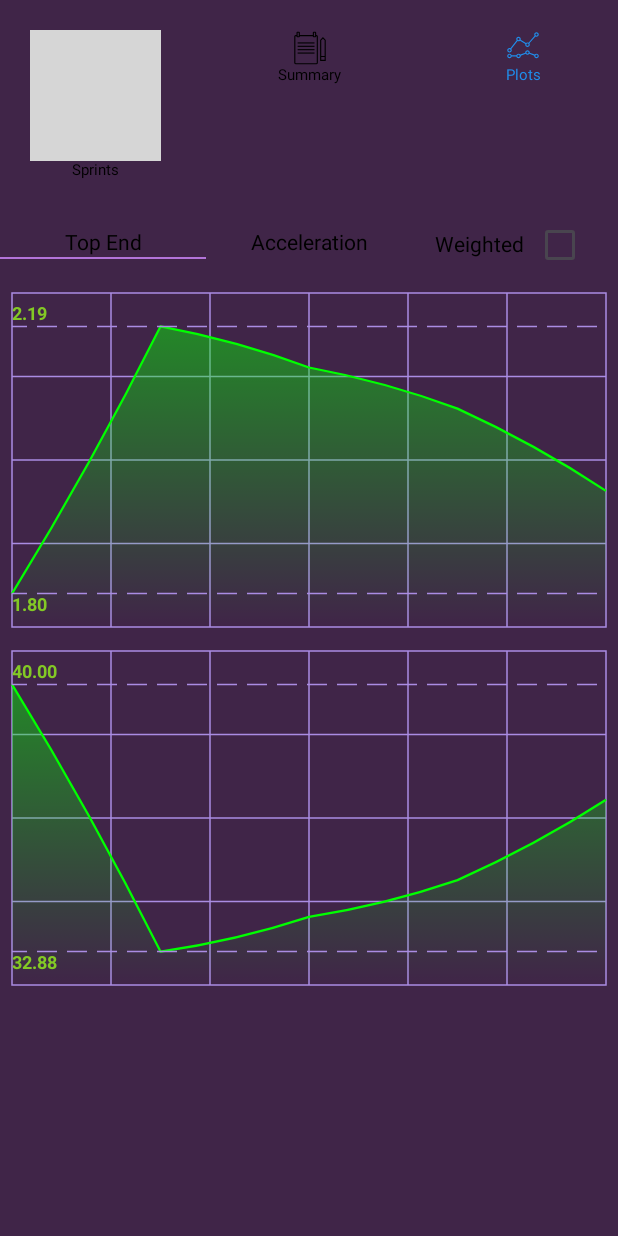
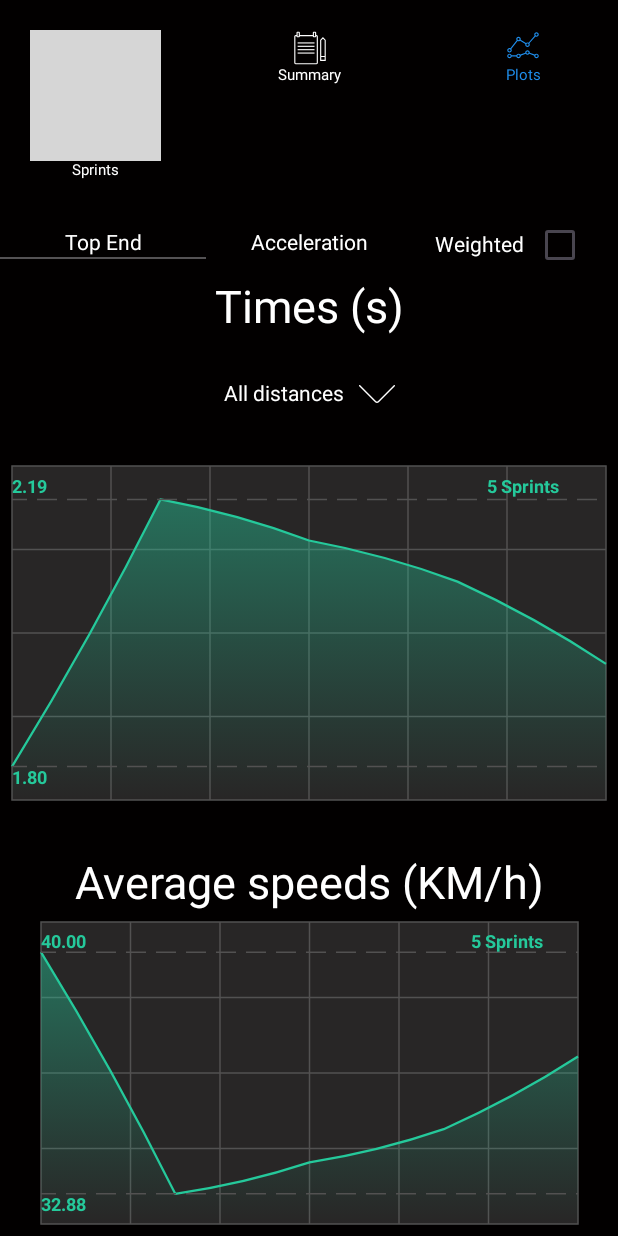
Before and after one commit to FIRMach16/Laser-Gates-project, an Android app built with Jetpack Compose: the PlotsScreen screen opened through its navigation route, on a phone screen of 412 x 824 dp. Run offline under Robolectric (Android 15) with nearby library versions, the phone set to English and light mode, and no system bars; our stand-ins replace Room's generated code; grey boxes are pictures that could not be loaded.

Commit message:
Sprint9 complete App main functionalities complete movig to pcb

```diff
--- a/Task3/AndroidApp/app/src/main/java/com/example/speedray/data/PlotsViewModel.kt
+++ b/Task3/AndroidApp/app/src/main/java/com/example/speedray/data/PlotsViewModel.kt
@@ -2,6 +2,7 @@ package com.example.speedray.data
 
 import androidx.lifecycle.ViewModel
 import androidx.lifecycle.viewModelScope
+import androidx.lifecycle.viewmodel.compose.viewModel
 import com.example.speedray.ui.GlobalPlotChoice
 import kotlinx.coroutines.Dispatchers
 import kotlinx.coroutines.flow.MutableStateFlow
@@ -12,9 +13,13 @@ class PlotsViewModel(sprintDatabase: SprintDatabase): ViewModel() {
     private var _listOfTimes = MutableStateFlow(emptyList<Float>())
     private var _listOfAverageSpeed = MutableStateFlow(emptyList<Float>())
 
+    private var listOfPlottedData = emptyList<Sprint>()
+
+    private var _listOfShowcasedDistances = MutableStateFlow(emptyList<Int>())
 
     var listOfTimes = _listOfTimes.asStateFlow()
     var listOfAverageSpeed = _listOfAverageSpeed.asStateFlow()
+    var listOfShowcasedDistances = _listOfShowcasedDistances.asStateFlow()
 
     private val repository: SprintRepository
     init {
@@ -23,18 +28,20 @@ class PlotsViewModel(sprintDatabase: SprintDatabase): ViewModel() {
     }
     fun onPlotsLoaded(plotChoice: GlobalPlotChoice,weighted: Boolean){
         viewModelScope.launch(Dispatchers.IO) {
-
+            loadDistances(plotChoice,weighted)
             when(plotChoice){
                 GlobalPlotChoice.TOP_END -> {
                     val listOfSprints = repository.chooseWeightedOrNotTopEnds(weighted)
                     val times = mutableListOf<Float>()
                     val avgSpeeds = mutableListOf<Float>()
                     listOfSprints.forEach { sprint ->
+
                         times.add(sprint.time)
                         avgSpeeds.add((sprint.distanceBetweenGates/sprint.time)*3.6f)
                     }
                     _listOfAverageSpeed.value = avgSpeeds
                     _listOfTimes.value=times
+                    listOfPlottedData = listOfSprints
                 }
                 GlobalPlotChoice.ACCELERATION -> {
                     val listOfSprints = repository.chooseWeightedOrNotAccelerations(weighted)
@@ -42,10 +49,11 @@ class PlotsViewModel(sprintDatabase: SprintDatabase): ViewModel() {
                     val avgSpeeds = mutableListOf<Float>()
                     listOfSprints.forEach { sprint ->
                         times.add(sprint.time)
-                        avgSpeeds.add(sprint.distanceBetweenGates/sprint.time)
+                        avgSpeeds.add(sprint.distanceBetweenGates/sprint.time*3.6f)
                     }
                     _listOfAverageSpeed.value = avgSpeeds
                     _listOfTimes.value=times
+                    listOfPlottedData = listOfSprints
                 }
             }
 
@@ -53,5 +61,35 @@ class PlotsViewModel(sprintDatabase: SprintDatabase): ViewModel() {
 
         }
     }
+    fun changeShowcasedData(distance:Int){
+        val times = mutableListOf<Float>()
+        listOfPlottedData.forEach { sprint ->
+            if (sprint.distanceBetweenGates==distance){
+                times.add(sprint.time)
+            }
+        }
+        _listOfTimes.value = times
+    }
+
+    fun loadDistances(plotChoice: GlobalPlotChoice,weighted: Boolean){
+        viewModelScope.launch(Dispatchers.IO){
+
+            when(plotChoice){
+
+                GlobalPlotChoice.ACCELERATION -> {
+
+                    _listOfShowcasedDistances.value = repository.getDistancesOfAccelerations(weighted)
+                }
+                GlobalPlotChoice.TOP_END -> {
+                    _listOfShowcasedDistances.value = repository.getDistancesOfTopEnds(weighted)
+                }
+
+            }
+        }
+
+
+    }
+
+
 
 }
--- a/Task3/AndroidApp/app/src/main/java/com/example/speedray/data/SprintDao.kt
+++ b/Task3/AndroidApp/app/src/main/java/com/example/speedray/data/SprintDao.kt
@@ -63,6 +63,12 @@ interface SprintDao {
     @Query("SELECT * FROM sprints_table WHERE distanceOfBuildUp=0 AND weighted=:weighted ORDER BY dateOfSprint ASC")
     fun chooseWeightedOrNotAccelerations(weighted: Boolean): List<Sprint>
 
+    @Query("SELECT DISTINCT distanceBetweenGates FROM sprints_table WHERE distanceOfBuildUp>0 AND weighted=:weighted")
+    fun getDistancesOfTopEnds(weighted: Boolean): List<Int>
+
+
+    @Query("SELECT DISTINCT distanceBetweenGates FROM sprints_table WHERE distanceOfBuildUp=0 AND weighted=:weighted")
+    fun getDistancesOfAccelerations(weighted: Boolean): List<Int>
 
 
 }
--- a/Task3/AndroidApp/app/src/main/java/com/example/speedray/data/SprintRepository.kt
+++ b/Task3/AndroidApp/app/src/main/java/com/example/speedray/data/SprintRepository.kt
@@ -74,6 +74,13 @@ class SprintRepository(private  val sprintDao : SprintDao){
        return sprintDao.chooseWeightedOrNotTopEnds(weighted)
     }
 
+    fun getDistancesOfTopEnds(weighted: Boolean): List<Int>{
+        return sprintDao.getDistancesOfTopEnds(weighted)
+    }
+
+    fun getDistancesOfAccelerations(weighted: Boolean): List<Int>{
+        return sprintDao.getDistancesOfAccelerations(weighted)
+    }
 
 
 
--- a/Task3/AndroidApp/app/src/main/java/com/example/speedray/ui/Navigation.kt
+++ b/Task3/AndroidApp/app/src/main/java/com/example/speedray/ui/Navigation.kt
@@ -75,7 +75,9 @@ fun NavigationBar(
     isPlotsClickable:Boolean = false,
     toSprintsTransition : ()-> Unit = {},
     toSummaryTransition : ()->Unit = {},
-    toPlotsTransition: () -> Unit= {}
+    toPlotsTransition: () -> Unit= {},
+    defaultColor: Color =Color(0xFF000000),
+    activatedColor: Color = Color(0xFF1F8EEC)
 ){
     val borderWidth = 0.dp
     val textSize = 10.sp
@@ -86,8 +88,8 @@ fun NavigationBar(
             contentAlignment = Alignment.Center){
             Column(horizontalAlignment = Alignment.CenterHorizontally) {
                 val iconColor = when(isSprintsClickable){
-                    true-> Color(0xFF000000)
-                    false-> Color(0xFF1F8EEC)
+                    true-> defaultColor
+                    false-> activatedColor
                 }
                 Icon(
                     painter = painterResource(R.drawable.ic_sprints_list),
@@ -103,8 +105,8 @@ fun NavigationBar(
             .weight(0.3f),
             contentAlignment = Alignment.Center){
             val iconColor = when(isSummaryClickable){
-                true-> Color(0xFF000000)
-                false-> Color(0xFF1F8EEC)
+                true-> defaultColor
+                false-> activatedColor
             }
             Column(horizontalAlignment = Alignment.CenterHorizontally) {
             Icon(
@@ -121,8 +123,8 @@ fun NavigationBar(
             .weight(0.3f),
             contentAlignment = Alignment.Center){
             val iconColor = when(isPlotsClickable){
-                true-> Color(0xFF000000)
-                false-> Color(0xFF1F8EEC)
+                true-> defaultColor
+                false-> activatedColor
             }
             Column(horizontalAlignment = Alignment.CenterHorizontally) {
             Icon(
--- a/Task3/AndroidApp/app/src/main/java/com/example/speedray/ui/PlotsUi.kt
+++ b/Task3/AndroidApp/app/src/main/java/com/example/speedray/ui/PlotsUi.kt
@@ -14,7 +14,12 @@ import androidx.compose.foundation.layout.fillMaxSize
 import androidx.compose.foundation.layout.fillMaxWidth
 import androidx.compose.foundation.layout.height
 import androidx.compose.foundation.layout.padding
+import androidx.compose.foundation.layout.width
 import androidx.compose.material3.Checkbox
+import androidx.compose.material3.DropdownMenu
+import androidx.compose.material3.DropdownMenuItem
+import androidx.compose.material3.Icon
+import androidx.compose.material3.IconButton
 import androidx.compose.material3.Text
 import androidx.compose.runtime.Composable
 import androidx.compose.runtime.MutableState
@@ -33,6 +38,7 @@ import androidx.compose.ui.graphics.Path
 import androidx.compose.ui.graphics.PathEffect
 import androidx.compose.ui.graphics.drawscope.Fill
 import androidx.compose.ui.graphics.drawscope.Stroke
+import androidx.compose.ui.res.painterResource
 
 import androidx.compose.ui.text.TextStyle
 import androidx.compose.ui.text.drawText
@@ -44,6 +50,7 @@ import androidx.compose.ui.tooling.preview.Preview
 import androidx.compose.ui.unit.dp
 import androidx.compose.ui.unit.sp
 import androidx.navigation.NavHostController
+import com.example.speedray.R
 import com.example.speedray.data.PlotsViewModel
 import java.util.Locale
 import kotlin.math.pow
@@ -52,23 +59,29 @@ import kotlin.random.Random
 enum class GlobalPlotChoice{
     TOP_END,ACCELERATION
 }
-val backgroundColor = Color(0xFF402548)
-val barColor = Color(0xFFAA8CE3)
+val backgroundColor = Color(0xFF020000)
+val textColor = Color(0xFFFFFFFF)
+val deactivatedTextColor =Color(0xFF484545)
+val barColor = Color(0xFF525151)
 
-val indicatorsColor = Color(0xFF83C925)
+val indicatorsColor = Color(0xFF25C99B)
+val plotColor =  Color(0xFF25C99B)
 
-val selectedChoiceBarColor = Color(0xFFB374D9)
+val selectedChoiceBarColor = Color(0xFF545254)
+val canvasColor =  Color(0xFF282626)
 @Composable
 fun PlotsScreen(navHostController: NavHostController,plotsViewModel: PlotsViewModel){
 
     val avgSpeeds by plotsViewModel.listOfAverageSpeed.collectAsState()
     val times by plotsViewModel.listOfTimes.collectAsState()
+    val distances by plotsViewModel.listOfShowcasedDistances.collectAsState()
     PlotsLayout(
 
         toSummaryTransition = { navHostController.navigate("Summary") },
         toSprintsTransition = { navHostController.navigate("SprintsList") },
-        avgSpeeds = avgSpeeds, times = times,
-        changePlottedData = {plotChoice,weighted -> plotsViewModel.onPlotsLoaded(plotChoice,weighted)}
+        avgSpeeds = avgSpeeds, times = times, distances = distances,
+        changePlottedData = {plotChoice,weighted -> plotsViewModel.onPlotsLoaded(plotChoice,weighted)},
+        changeShowcasedData = {distanceChosen-> plotsViewModel.changeShowcasedData(distanceChosen)}
     )
 
 }
@@ -79,9 +92,10 @@ fun PlotsLayout(
     toSummaryTransition:()-> Unit={},
     avgSpeeds: List<Float> =emptyList(),
     times:List<Float> =emptyList(),
-    changePlottedData: (GlobalPlotChoice, Boolean)-> Unit= {a,b ->} //this is a substitute for the do nothing
+    distances: List<Int> =emptyList(),
+    changePlottedData: (GlobalPlotChoice, Boolean)-> Unit= {a,b ->}, //this is a substitute for the do nothing
     // function in SprintUi (will change it when refactoring) TODO: Refactor SprintUi (the doNothingFunc Should go)
-
+    changeShowcasedData: (Int) ->Unit = {a ->}
 ){
     Column(modifier = Modifier.background(backgroundColor).fillMaxSize(), verticalArrangement = Arrangement.Top) {
         NavigationBar(
@@ -90,9 +104,14 @@ fun PlotsLayout(
             isPlotsClickable = false,
             toPlotsTransition = {},
             toSprintsTransition = toSprintsTransition,
-            toSummaryTransition = toSummaryTransition
+            toSummaryTransition = toSummaryTransition,
+            defaultColor = textColor
         )
-        Plots(times, avgSpeeds,changePlottedData)
+        Plots(times
+            , avgSpeeds,
+            distances,
+            changePlottedData,
+            changeShowcasedData)
     }
 }
 
@@ -100,17 +119,30 @@ fun PlotsLayout(
 fun Plots(
           times: List<Float> = emptyList(),
           avgSpeeds: List<Float> = emptyList(),
-          changePlottedData: (GlobalPlotChoice, Boolean) -> Unit ={a,b->}
+          distances: List<Int> =emptyList(),
+          changePlottedData: (GlobalPlotChoice, Boolean) -> Unit ={a,b->},
+          changeShowcasedData: (Int) -> Unit ={a->}
 ){
 
 
-    Column() {
+    Column(modifier = Modifier.fillMaxSize(),
+        horizontalAlignment = Alignment.CenterHorizontally) {
         //TopEnd , Acceleration and weighted selector
         GlobalFilter(changePlottedData)
         //Time Plot
-        ChartPlot(numberOfElements = times.size, valuesToDraw = times)
+        Text("Times (s)",
+            fontSize = 30.sp,
+            color = textColor,
+            textAlign = TextAlign.Center)
+        DistanceChooser(distances,changeShowcasedData)
+        ChartPlot( valuesToDraw = times)
+        Spacer(Modifier.height(30.dp))
         //avgSpeed
-        ChartPlot(numberOfElements = avgSpeeds.size, valuesToDraw = avgSpeeds)
+        Text("Average speeds (KM/h)",
+            fontSize = 30.sp,
+            color = textColor,
+            textAlign = TextAlign.Center)
+        ChartPlot( valuesToDraw = avgSpeeds)
 
     }
 }
@@ -148,7 +180,7 @@ fun GlobalFilter(changePlottedData: (GlobalPlotChoice, Boolean) -> Unit = {a,b->
         Row(modifier = Modifier.weight(0.3f),
             verticalAlignment = Alignment.CenterVertically,
             horizontalArrangement = Arrangement.Center){
-            Text("Weighted")
+            Text("Weighted", color = textColor)
             Checkbox(
                 checked = checked,
                 onCheckedChange = { checked = !checked
@@ -181,7 +213,7 @@ fun SelectorContent(id: GlobalPlotChoice, //to modify the bar bellow the text
         } )  ,
         horizontalAlignment = Alignment.CenterHorizontally,
         verticalArrangement = Arrangement.Center) {
-        Text(text, textAlign = TextAlign.Center)
+        Text(text, textAlign = TextAlign.Center, color =textColor)
         Spacer(Modifier.height(1.dp))
         Box(modifier = Modifier
             .fillMaxWidth()
@@ -203,7 +235,7 @@ fun SelectorContent(id: GlobalPlotChoice, //to modify the bar bellow the text
     }
 }
 @Composable
-fun ChartPlot(numberOfElements: Int,valuesToDraw: List<Float>){
+fun ChartPlot(valuesToDraw: List<Float>){
     val textMeasurer = rememberTextMeasurer()
     Box(
         modifier = Modifier
@@ -215,6 +247,8 @@ fun ChartPlot(numberOfElements: Int,valuesToDraw: List<Float>){
                 .padding(8.dp)
                 .aspectRatio(16 / 9f)
                 .fillMaxSize()
+                .background(canvasColor)
+
 
         ) {
 
@@ -250,10 +284,24 @@ fun ChartPlot(numberOfElements: Int,valuesToDraw: List<Float>){
             }
             if (!valuesToDraw.isEmpty()) {
                 //plot
+                if (valuesToDraw.size == 1) {
+                    drawText(
+                        textMeasurer = textMeasurer,
+                        text = String.format(Locale.ENGLISH, "%.2f", valuesToDraw[0]),
+                        topLeft = Offset(size.width*0.4f, size.height * 0.4f),
+                        style =
+                            TextStyle(
+                                color = indicatorsColor,
+                                fontSize = 30.sp,
+                                fontWeight = FontWeight.Bold
+                            ),
+                    )
+
+                } else {
                     val path = generatePath(
                         data = valuesToDraw, size
                     )
-                drawPath(path, Color.Green, style = Stroke(1.5f.dp.toPx()))
+                    drawPath(path, color = plotColor, style = Stroke(1.5f.dp.toPx()))
                     //adding coloring
                     val gradientPath = Path()
                     gradientPath.addPath(path)
@@ -262,7 +310,7 @@ fun ChartPlot(numberOfElements: Int,valuesToDraw: List<Float>){
                     gradientPath.close()
                     val gradientBrush = Brush.verticalGradient(
                         listOf(
-                        Color.Green.copy(0.5f),
+                            indicatorsColor.copy(0.5f),
                             Color.Transparent
                         )
                     )
@@ -303,6 +351,19 @@ fun ChartPlot(numberOfElements: Int,valuesToDraw: List<Float>){
                     )
                     drawText(
                         textMeasurer = textMeasurer,
+                        text = "${valuesToDraw.size} Sprints",
+                        topLeft = Offset(size.width*0.8f, size.height * 0.03f),
+
+                        style =
+                            TextStyle(
+                                color = indicatorsColor,
+                                fontSize = 12.sp,
+                                fontWeight = FontWeight.Bold
+                            ),
+                    )
+
+                    drawText(
+                        textMeasurer = textMeasurer,
                         text = String.format(Locale.ENGLISH, "%.2f", valuesToDraw.min()),
                         topLeft = Offset(0f, size.height * 0.9f),
 
@@ -313,6 +374,7 @@ fun ChartPlot(numberOfElements: Int,valuesToDraw: List<Float>){
                                 fontWeight = FontWeight.Bold
                             ),
                     )
+                }
             }
         }
     }
@@ -441,24 +503,53 @@ fun calculateControlPoint(
 
 
 }
-//
-//@Composable
-//fun CheckboxMinimalExample() {
-//
-//
-//    Row(
-//        verticalAlignment = Alignment.CenterVertically,
-//    ) {
-//        Text(
-//            "Minimal checkbox"
-//        )
-//        Checkbox(
-//            checked = checked,
-//            onCheckedChange = { checked = it }
-//        )
-//    }
-//
-//    Text(
-//        if (checked) "Checkbox is checked" else "Checkbox is unchecked"
-//    )
-//}
+
+@Composable
+fun DistanceChooser(distances: List<Int>,
+                    changeShowcasedData:(Int)-> Unit ={a->}){
+
+
+    var expanded by remember { mutableStateOf(false) }
+    var selectorText by remember { mutableStateOf("All distances") }
+
+    val activeNotActiveColor = if(distances.isEmpty()){
+        deactivatedTextColor
+    }
+    else{
+        textColor
+    }
+    Box(
+        modifier = Modifier
+            .padding(16.dp)
+            .fillMaxWidth(1.0f)
+    ) {
+        IconButton(onClick = { expanded = !expanded }, modifier = Modifier.fillMaxWidth()) {
+            Row(verticalAlignment = Alignment.CenterVertically) {
+                Text(selectorText,
+                    color =activeNotActiveColor)
+                Spacer(modifier = Modifier.width(10.dp))
+                Icon(
+                    painterResource(R.drawable.ic_bottom_arrow),
+                    contentDescription = "More options", tint = activeNotActiveColor
+                )
+            }
+        }
+        DropdownMenu(
+            expanded = expanded,
+            onDismissRequest = { expanded = false }
+        ) {
+            distances.forEach { distance->
+                DropdownMenuItem(
+                    text = { Text(distance.toString()) },
+                    onClick = { changeShowcasedData(distance)
+                            selectorText=distance.toString()
+                        expanded=!expanded}
+                )
+            }
+
+
+
+        }
+    }
+
+}
```
Lines whose indentation alone changed are shown as unchanged.
